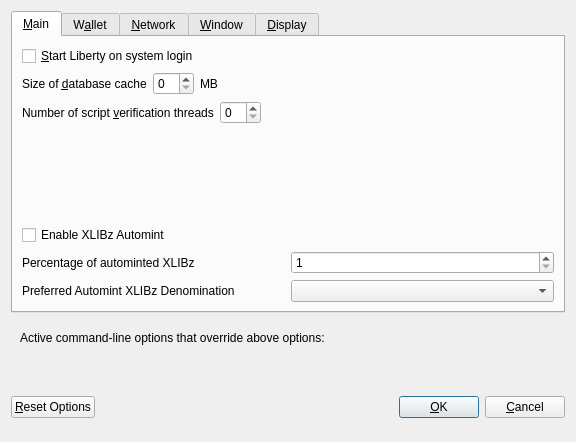
binarysculptor/wallet, file src/qt/forms/optionsdialog.ui: the form before one commit.
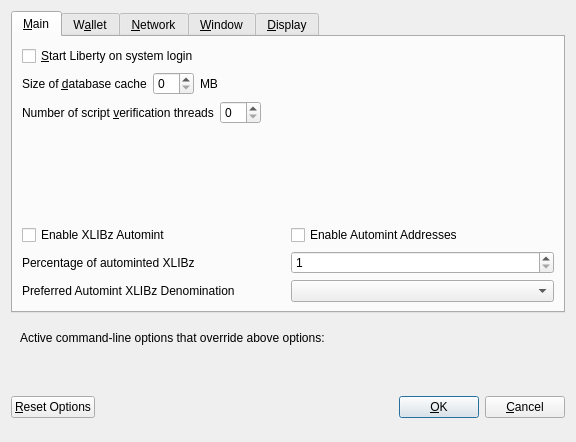
The form after the commit. The open tabs and pages were chosen to show the change. Custom widgets are drawn as their Qt base class.

Commit message: Merge #763: [Wallet] Add automint address

```diff
--- a/src/qt/forms/optionsdialog.ui
+++ b/src/qt/forms/optionsdialog.ui
@@ -131,6 +131,8 @@
         </spacer>
        </item>
        <item>
+        <layout class="QHBoxLayout" name="horiz-autominting-layout">
+         <item>
         <widget class="QCheckBox" name="checkBoxZeromintEnable">
          <property name="toolTip">
           <string>Enable automatic minting of XLIB units to XLIBz</string>
@@ -142,6 +144,21 @@
           <string>Enable XLIBz Automint</string>
          </property>
         </widget>
+         </item>
+         <item>
+          <widget class="QCheckBox" name="checkBoxZeromintAddresses">
+           <property name="toolTip">
+            <string>Enable automatic XLIBz minting from specific addresses</string>
+           </property>
+           <property name="layoutDirection">
+            <enum>Qt::LeftToRight</enum>
+           </property>
+           <property name="text">
+            <string>Enable Automint Addresses</string>
+           </property>
+          </widget>
+         </item>
+        </layout>
        </item>
        <item>
         <layout class="QHBoxLayout" name="horizontalLayout_3">
```
Lines whose indentation alone changed are shown as unchanged. The commit also changes 14 other files.
